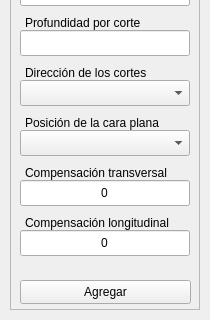
Old version of the form interfaces/ui_files/flat_mill.ui in the repository Raw0201/GcodeEditor3; both pictures show x 0 to 210 and y 210 to 530 of the 210 by 530 pixel window.
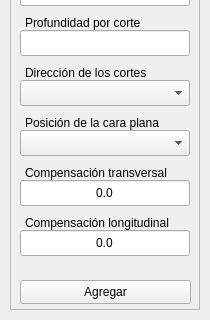
New version of the form. Icons and pictures are not drawn.

What changed in the file:
```diff
--- a/interfaces/ui_files/flat_mill.ui
+++ b/interfaces/ui_files/flat_mill.ui
@@ -2599,7 +2599,7 @@
       <string/>
      </property>
      <property name="text">
-      <string>0</string>
+      <string>0.0</string>
      </property>
      <property name="alignment">
       <set>Qt::AlignCenter</set>
@@ -2655,7 +2655,7 @@
       <string/>
      </property>
      <property name="text">
-      <string>0</string>
+      <string>0.0</string>
      </property>
      <property name="alignment">
       <set>Qt::AlignCenter</set>
```
